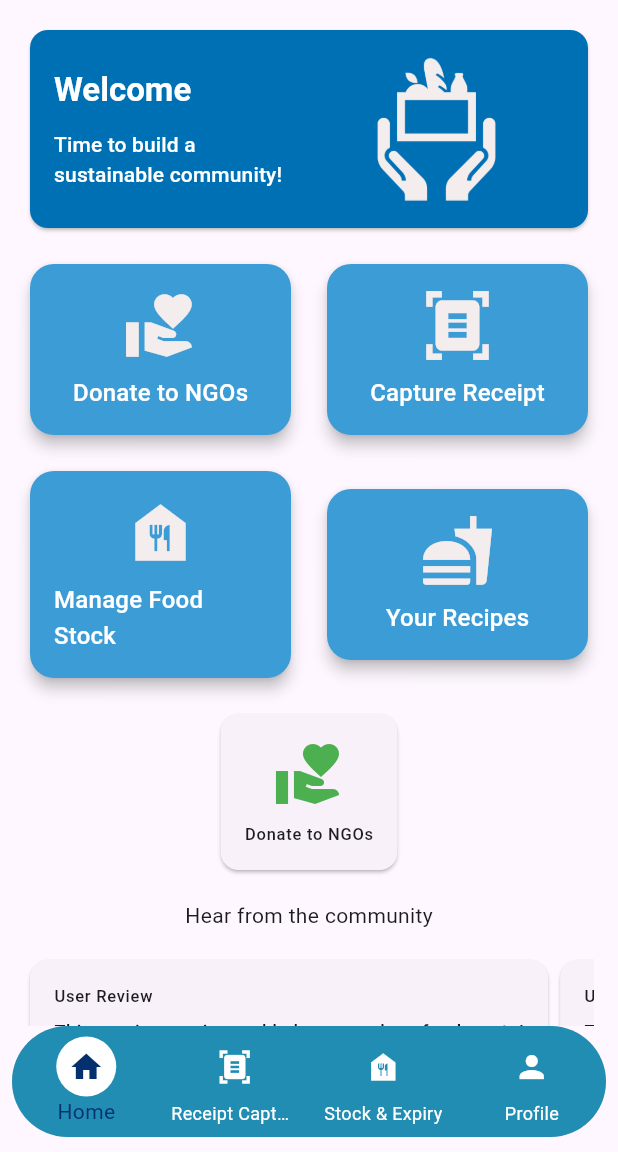
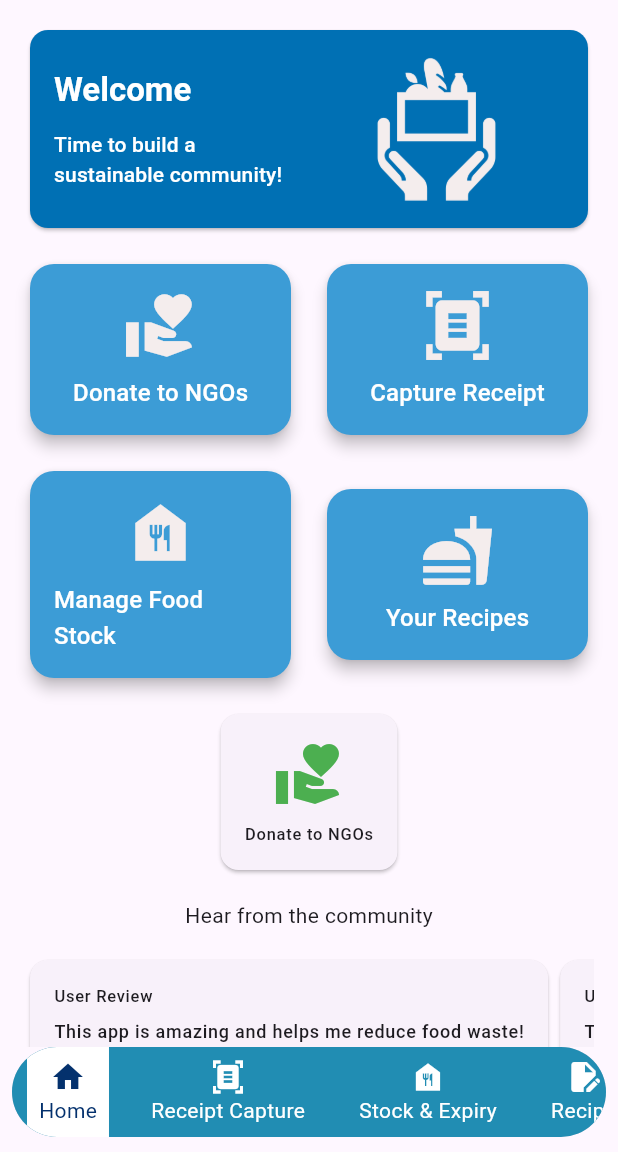
Before and after one commit to raf-xtgt/FoodForward, a Flutter app: the MyHomePage screen opened by its route, on a phone screen of 412 x 824 dp, the part 84-1236 px from its top. Run offline on Flutter 3.47's test engine with Material 3 defaults, Android fonts, the light colour scheme and no system bars; our stand-ins replace camera, flutter_secure_storage; accounts and stored records are empty; network calls fail.

Commit message:
Recipe list UI

```diff
--- a/frontend/food_forward_app/lib/api/api-services/api-model/db-schema/recipe-hdr.dart
+++ b/frontend/food_forward_app/lib/api/api-services/api-model/db-schema/recipe-hdr.dart
@@ -40,8 +40,8 @@ class RecipeHdrSchema {
     return RecipeHdrSchema(
       guid: json['guid'],
       recipeText: json['recipe_text'] ?? 'N/A',
-      createdById: json['created_by_id'],
-      updatedById: json['updated_by_id'],
+      createdById: json['created_by_user_guid'],
+      updatedById: json['updated_by_user_guid'],
       createdDate: DateTime.parse(json['created_date']),
       updatedDate: DateTime.parse(json['updated_date']),
       expiryDate: DateTime.parse(json['updated_date']),
--- a/frontend/food_forward_app/lib/components/bottom-navigation/bottom-navigation.dart
+++ b/frontend/food_forward_app/lib/components/bottom-navigation/bottom-navigation.dart
@@ -17,6 +17,7 @@ class BottomNavigation extends StatelessWidget {
       child: ClipRRect(
         borderRadius: BorderRadius.circular(50.0), // Apply circular border radius
         child: Container(
+          height: 60, // Adjust the height of the container for better scrolling experience
           decoration: BoxDecoration(
             color: const Color(0xFF218DB3), // Blue background color for the Bottom Navigation Bar
             boxShadow: [
@@ -28,8 +29,11 @@ class BottomNavigation extends StatelessWidget {
               ),
             ],
           ),
-          child: BottomNavigationBar(
-            items: <BottomNavigationBarItem>[
+          child: SingleChildScrollView(
+            scrollDirection: Axis.horizontal, // Make the menu scrollable horizontally
+            child: Row(
+              mainAxisAlignment: MainAxisAlignment.spaceEvenly, // Spacing between the menu items
+              children: <Widget>[
                 _buildBottomNavigationBarItem(
                   icon: Icons.home,
                   label: 'Home',
@@ -49,76 +53,63 @@ class BottomNavigation extends StatelessWidget {
                   selectedIndex: selectedIndex,
                 ),
                 _buildBottomNavigationBarItem(
-                icon: Icons.person,
-                label: 'Profile',
+                  icon: Icons.edit_document,
+                  label: 'Recipe',
                   index: 3,
                   selectedIndex: selectedIndex,
                 ),
+                _buildBottomNavigationBarItem(
+                  icon: Icons.person,
+                  label: 'Profile',
+                  index: 4,
+                  selectedIndex: selectedIndex,
+                )
               ],
-            currentIndex: selectedIndex,
-            selectedItemColor: const Color.fromARGB(255, 4, 49, 109), // Color for selected icon
-            unselectedItemColor: Colors.white, // Color for unselected icons
-            backgroundColor: Colors.transparent, // Transparent background
-            type: BottomNavigationBarType.fixed,
-            elevation: 0,
-            onTap: onItemTapped,
+            ),
           ),
         ),
       ),
     );
   }
 
-  /// Custom function to build a `BottomNavigationBarItem` with a circular highlight background
-  BottomNavigationBarItem _buildBottomNavigationBarItem({
+  /// Custom function to build a bottom navigation item with a circular highlight background
+  Widget _buildBottomNavigationBarItem({
     required IconData icon,
     required String label,
     required int index,
     required int selectedIndex,
   }) {
-    return BottomNavigationBarItem(
-      icon: Container(
+    return GestureDetector(
+      onTap: () => onItemTapped(index), // Handle tap events
+      child: Container(
+        margin: const EdgeInsets.symmetric(horizontal: 10.0), // Spacing between each item
         padding: const EdgeInsets.all(8.0),
         decoration: BoxDecoration(
           color: selectedIndex == index
               ? Colors.white // White background color for selected item
               : Colors.transparent,
-          shape: BoxShape.circle,
+          shape: BoxShape.rectangle,
         ),
-        child: Icon(
+        child: Column(
+          mainAxisSize: MainAxisSize.min,
+          children: [
+            Icon(
               icon,
               color: selectedIndex == index
                   ? const Color.fromARGB(255, 4, 49, 109) // Deep blue color for selected item icon
                   : Colors.white, // White color for unselected item icons
             ),
+            Text(
+              label,
+              style: TextStyle(
+                color: selectedIndex == index
+                    ? const Color.fromARGB(255, 4, 49, 109) // Text color for selected item
+                    : Colors.white, // Text color for unselected items
               ),
-      label: label,
+            ),
+          ],
+        ),
+      ),
     );
   }
 }
-
-/// Custom clipper to create a Tic-Tac shape for the bottom navigation bar
-class TicTacClipper extends CustomClipper<Path> {
-  @override
-  Path getClip(Size size) {
-    final Path path = Path();
-    final double width = size.width;
-    final double height = size.height;
-
-    // Define the Tic-Tac shape using path drawing
-    path.moveTo(0, 0);
-    path.lineTo(0, height);
-    path.lineTo(width, height);
-    path.lineTo(width, 0);
-    path.arcToPoint(
-      Offset(0, 0),
-      radius: const Radius.circular(40.0),
-      clockwise: false,
-    );
-
-    path.close();
-    return path;
-  }
-
-  @override
-  bool shouldReclip(CustomClipper<Path> oldClipper) => false;
-}
--- a/frontend/food_forward_app/lib/homepage-state.dart
+++ b/frontend/food_forward_app/lib/homepage-state.dart
@@ -9,6 +9,7 @@ import 'dart:async';
 import 'package:camera/camera.dart';
 import 'package:food_forward_app/screens/stock-and-expiry/stock-and-expiry-main/stock-and-expiry-main.dart';
 import 'package:food_forward_app/screens/profile/profile-screen.dart';
+import 'package:food_forward_app/screens/recipe/recipe-listing.dart';
 
 class MyHomePageState extends State<MyHomePage> {
   int _selectedIndex = 0; // Track the index of the selected tab
@@ -49,7 +50,7 @@ class MyHomePageState extends State<MyHomePage> {
   void _navigateToProfile() async {
     await Navigator.of(context).push(
       MaterialPageRoute(
-        builder: (context) => const ProfileScreen(),
+        builder: (context) => ProfileScreen(),
       ),
     );
 
@@ -78,7 +79,8 @@ class MyHomePageState extends State<MyHomePage> {
                   const HomeScreen(),
                   if (cam != null) ReceiptCaptureScreen(camera: cam!), // Ensure cam is not null before using it
                   StockAndExpiryScreen(),
-                  const ProfileScreen(),
+                  RecipeListScreen(),
+                 ProfileScreen(),
                 ],
               ),
             ),
--- a/frontend/food_forward_app/lib/screens/home/widgets/food-stock-mgmt-card.dart
+++ b/frontend/food_forward_app/lib/screens/home/widgets/food-stock-mgmt-card.dart
@@ -67,8 +67,7 @@ class _FoodStockMgmtCardState extends State<FoodStockMgmtCard> {
 
   // Function to navigate to the Food Stock Management screen
   void _navigateToFoodStockManagement(BuildContext context) {
-    Navigator.push(
-      context,
+    Navigator.of(context).push(
       MaterialPageRoute(
         builder: (context) => StockAndExpiryScreen(), // Navigate to the new screen
       ),
```
Also changed, not shown: frontend/food_forward_app/lib/screens/stock-and-expiry/stock-and-expiry-main/stock-and-expiry-main.dart (+7 -1 lines). Lines whose indentation alone changed are shown as unchanged.
